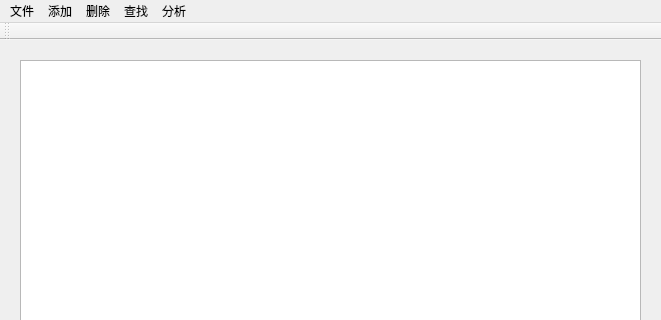
slaxes/lesson_check, file mainwindow.ui: the form before one commit; both pictures show x 0 to 661 and y 0 to 320 of the 661 by 507 pixel window.
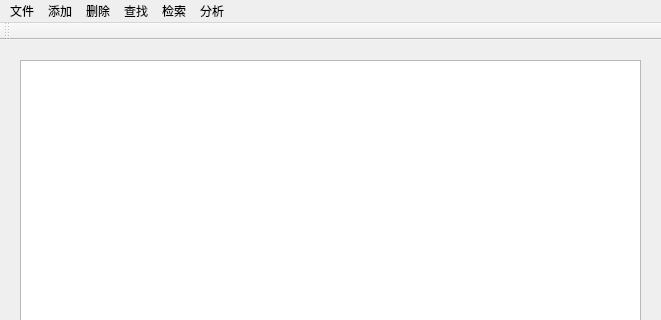
The form after the commit.

```diff
--- a/mainwindow.ui
+++ b/mainwindow.ui
@@ -109,10 +109,16 @@
      <string>分析</string>
     </property>
    </widget>
+   <widget class="QMenu" name="menu_7">
+    <property name="title">
+     <string>检索</string>
+    </property>
+   </widget>
    <addaction name="menu"/>
    <addaction name="menu_2"/>
    <addaction name="menu_3"/>
    <addaction name="menu_4"/>
+   <addaction name="menu_7"/>
    <addaction name="menu_5"/>
   </widget>
   <widget class="QToolBar" name="mainToolBar">
```
Left out of the diff: 16 changed lines with no effect on the pictures.
